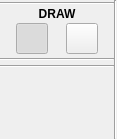
Above: src/schrodinger/sketcher/ui/sketcher_side_bar.ui from schrodinger/sketcher before the change. Below: the same form after it.
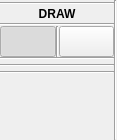
That is the form after the change. Icons and pictures are not drawn. Custom widgets are drawn as their Qt base class.

Commit message: SKETCH-2704: Updating atomistic/monomeric toggle buttons

Patch:
```diff
--- a/src/schrodinger/sketcher/ui/sketcher_side_bar.ui
+++ b/src/schrodinger/sketcher/ui/sketcher_side_bar.ui
@@ -7,7 +7,7 @@
     <x>0</x>
     <y>0</y>
     <width>117</width>
-    <height>139</height>
+    <height>140</height>
    </rect>
   </property>
   <property name="windowTitle">
@@ -64,9 +64,43 @@
       </widget>
      </item>
      <item>
-      <layout class="QHBoxLayout" name="atomistic_or_monomer_layout">
+      <widget class="QWidget" name="atomistic_or_monomeric_widget" native="true">
+       <layout class="QVBoxLayout" name="verticalLayout_2">
+        <property name="spacing">
+         <number>0</number>
+        </property>
+        <property name="leftMargin">
+         <number>0</number>
+        </property>
+        <property name="topMargin">
+         <number>0</number>
+        </property>
+        <property name="rightMargin">
+         <number>0</number>
+        </property>
+        <property name="bottomMargin">
+         <number>0</number>
+        </property>
+        <item>
+         <widget class="Line" name="line_6">
+          <property name="orientation">
+           <enum>Qt::Horizontal</enum>
+          </property>
+         </widget>
+        </item>
+        <item>
+         <layout class="QHBoxLayout" name="horizontalLayout_3">
+          <property name="spacing">
+           <number>0</number>
+          </property>
        <item>
         <widget class="QToolButton" name="atomistic_btn">
+            <property name="sizePolicy">
+             <sizepolicy hsizetype="MinimumExpanding" vsizetype="Fixed">
+              <horstretch>0</horstretch>
+              <verstretch>0</verstretch>
+             </sizepolicy>
+            </property>
          <property name="toolTip">
           <string>Atomistic</string>
          </property>
@@ -99,8 +133,21 @@
          </attribute>
         </widget>
        </item>
+          <item>
+           <widget class="Line" name="line_5">
+            <property name="orientation">
+             <enum>Qt::Vertical</enum>
+            </property>
+           </widget>
+          </item>
        <item>
         <widget class="QToolButton" name="monomeric_btn">
+            <property name="sizePolicy">
+             <sizepolicy hsizetype="MinimumExpanding" vsizetype="Fixed">
+              <horstretch>0</horstretch>
+              <verstretch>0</verstretch>
+             </sizepolicy>
+            </property>
          <property name="toolTip">
           <string>Monomeric</string>
          </property>
@@ -131,6 +178,16 @@
         </widget>
        </item>
       </layout>
+        </item>
+        <item>
+         <widget class="Line" name="line_7">
+          <property name="orientation">
+           <enum>Qt::Horizontal</enum>
+          </property>
+         </widget>
+        </item>
+       </layout>
+      </widget>
      </item>
      <item>
       <widget class="QStackedWidget" name="atomistic_or_monomeric_stack">
```
Left out of the diff: 6 changed lines with no effect on the pictures. Lines whose indentation alone changed are shown as unchanged. The commit also changes 6 other files.
